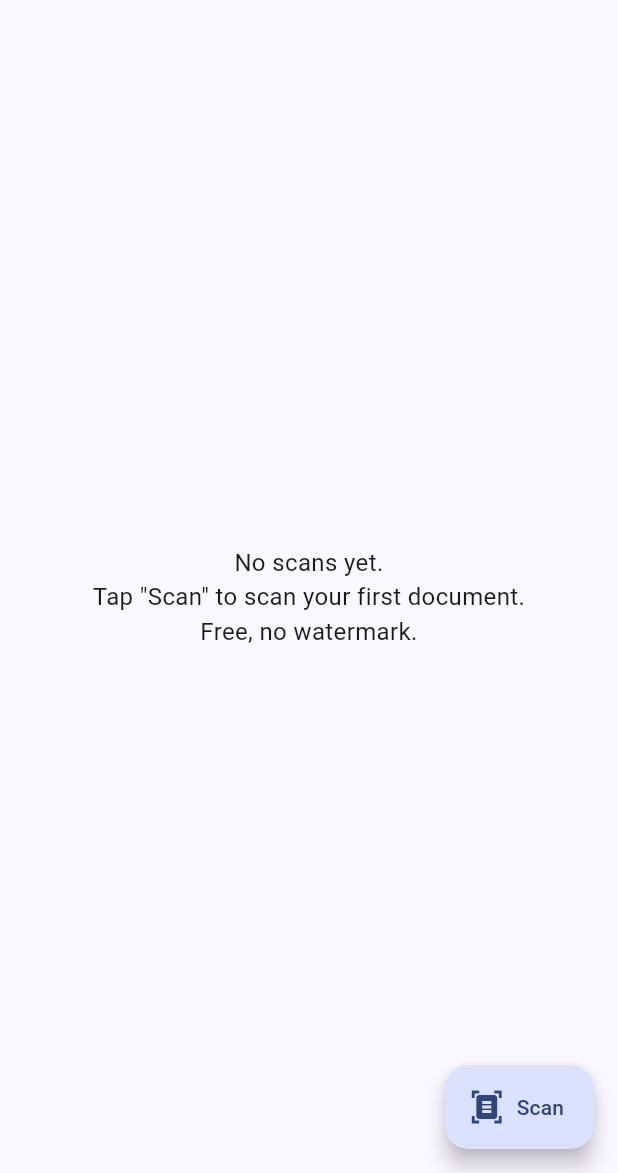
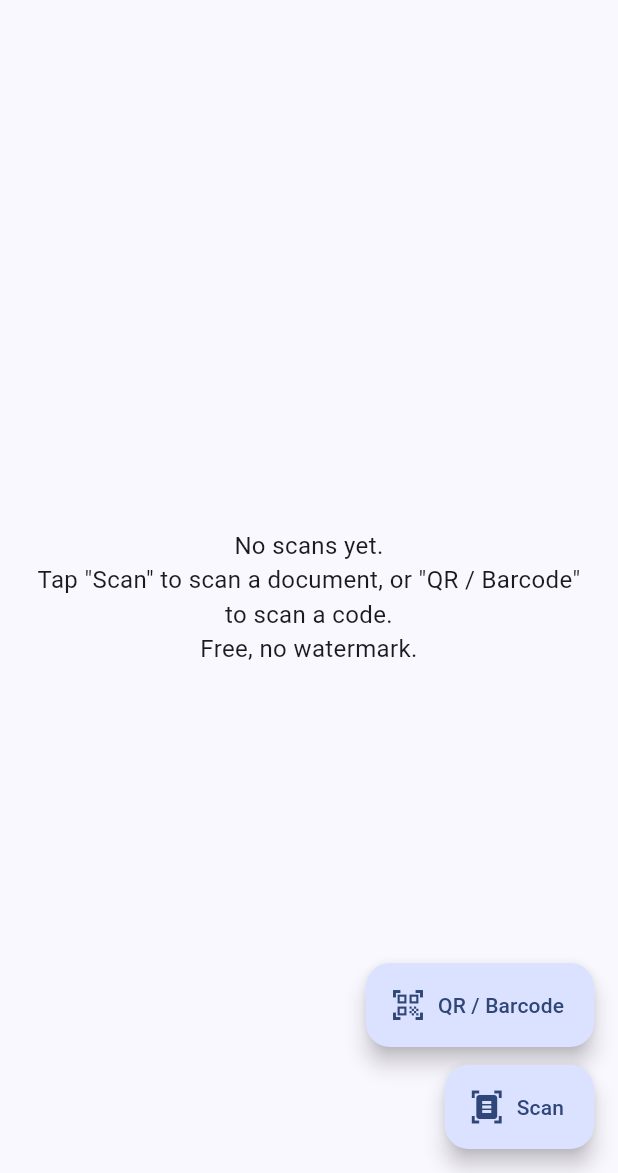
Before and after one commit to Mrabc1201/quickscan, a Flutter app: the screen it shows after launch, on a phone screen of 412 x 824 dp, the part 63-1236 px from its top. Run offline on Flutter 3.47's test engine with Material 3 defaults, Android fonts, the phone set to English and light mode, and no system bars; our stand-ins replace google_mobile_ads, open_filex, pdf, share_plus; missing offline and left inert: google_mlkit_document_scanner, mobile_scanner; network calls fail.

Commit message:
Add QR and barcode scanner (test build on qr branch)
Co-Authored-By: Claude Sonnet 5.5 <noreply@anthropic.com>
Claude-Session: https://claude.ai/code/session_01YAykbHutvDvcJ9amBPnJKF

```diff
--- a/lib/main.dart
+++ b/lib/main.dart
@@ -8,6 +8,8 @@ import 'package:path_provider/path_provider.dart';
 import 'package:pdf/pdf.dart';
 import 'package:pdf/widgets.dart' as pw;
 import 'package:share_plus/share_plus.dart';
+
+import 'qr_scanner.dart';
 
 // Asli AdMob IDs (Quick Scan). Apne ads par khud click na karein.
 class Ads {
@@ -225,7 +227,7 @@ class _HomeScreenState extends State<HomeScreen> {
               child: Padding(
                 padding: EdgeInsets.all(24),
                 child: Text(
-                  'No scans yet.\nTap "Scan" to scan your first document.\nFree, no watermark.',
+                  'No scans yet.\nTap "Scan" to scan a document, or "QR / Barcode" to scan a code.\nFree, no watermark.',
                   textAlign: TextAlign.center,
                   style: TextStyle(fontSize: 16),
                 ),
@@ -259,7 +261,20 @@ class _HomeScreenState extends State<HomeScreen> {
                 );
               },
             ),
-      floatingActionButton: FloatingActionButton.extended(
+      floatingActionButton: Column(
+        mainAxisSize: MainAxisSize.min,
+        crossAxisAlignment: CrossAxisAlignment.end,
+        children: [
+          FloatingActionButton.extended(
+            heroTag: 'qr',
+            onPressed: () => Navigator.push(context,
+                MaterialPageRoute(builder: (_) => const QrScannerScreen())),
+            icon: const Icon(Icons.qr_code_scanner),
+            label: const Text('QR / Barcode'),
+          ),
+          const SizedBox(height: 12),
+          FloatingActionButton.extended(
+            heroTag: 'scan',
             onPressed: _scan,
             icon: _busy
                 ? const SizedBox(
@@ -268,6 +283,8 @@ class _HomeScreenState extends State<HomeScreen> {
                     child: CircularProgressIndicator(strokeWidth: 2))
                 : const Icon(Icons.document_scanner),
             label: const Text('Scan'),
+          ),
+        ],
       ),
       bottomNavigationBar: const SafeArea(
         child: Row(mainAxisAlignment: MainAxisAlignment.center, children: [BannerBox()]),
--- a/pubspec.yaml
+++ b/pubspec.yaml
@@ -15,6 +15,8 @@ dependencies:
   share_plus: ^10.1.4
   open_filex: ^4.5.0
   pdf: ^3.11.0
+  mobile_scanner: ">=6.0.0"
+  url_launcher: ^6.3.0
 
 flutter:
   uses-material-design: true
```
Also changed, not shown: lib/qr_scanner.dart (added, +136 -0 lines), 1 other file. Lines whose indentation alone changed are shown as unchanged.
